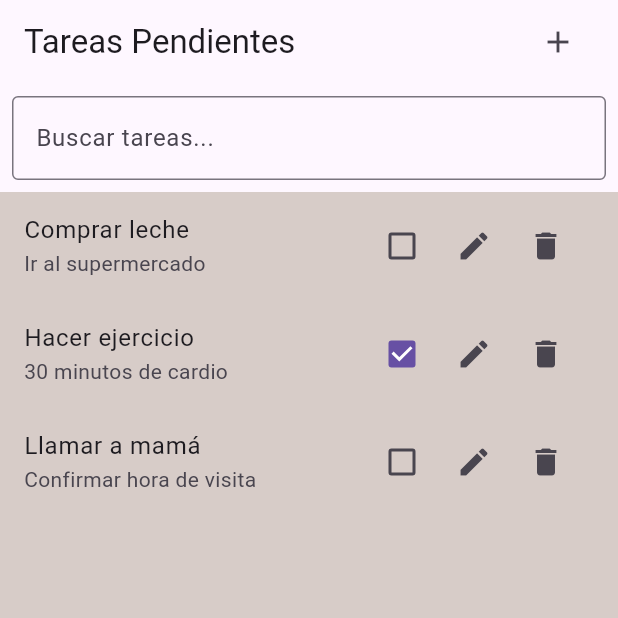
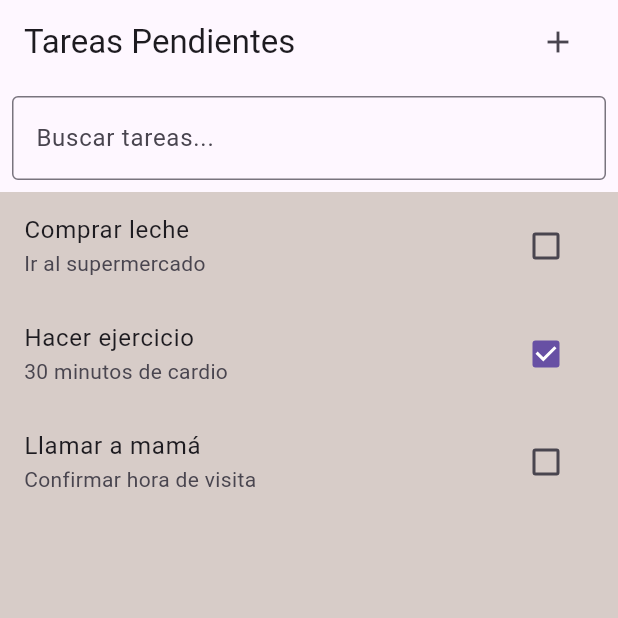
Before and after one commit to AncizarTorres19/task_manager, a Flutter app: the screen it shows after launch, on a phone screen of 412 x 824 dp, the top half of it. Run offline on Flutter 3.47's test engine with Material 3 defaults, Android fonts, the phone set to English and light mode, and no system bars.

Commit message:
refactor: Improve task removal functionality in TaskListScreen

```diff
--- a/lib/screen/task_list_screen.dart
+++ b/lib/screen/task_list_screen.dart
@@ -105,11 +105,23 @@ class _TaskListScreenState extends State<TaskListScreen> {
   }
 
   void _removeTask(int index) {
-    setState(() {
-      tasks.removeAt(index);
+    final removedTask = tasks.removeAt(index);
     _filterTasks(
         searchController.text); // Filtrar tareas después de eliminar una
+    ScaffoldMessenger.of(context).showSnackBar(
+      SnackBar(
+        content: Text('Tarea "${removedTask.title}" eliminada'),
+        action: SnackBarAction(
+          label: 'Deshacer',
+          onPressed: () {
+            setState(() {
+              tasks.insert(index, removedTask);
+              _filterTasks(searchController.text);
             });
+          },
+        ),
+      ),
+    );
   }
 
   @override
@@ -152,13 +164,15 @@ class _TaskListScreenState extends State<TaskListScreen> {
                       _removeTask(index);
                     },
                     background: Container(color: Colors.red),
+                    child: InkWell(
+                      onTap: () {
+                        // Mostrar dialogo de edición
+                        _showAddTaskDialog(task: filteredTasks[index]);
+                      },
                       child: ListTile(
                         title: Text(filteredTasks[index].title),
                         subtitle: Text(filteredTasks[index].description),
-                      trailing: Row(
-                        mainAxisSize: MainAxisSize.min,
-                        children: [
-                          Checkbox(
+                        trailing: Checkbox(
                           value: filteredTasks[index].isCompleted,
                           onChanged: (value) {
                             setState(() {
@@ -166,19 +180,6 @@ class _TaskListScreenState extends State<TaskListScreen> {
                             });
                           },
                         ),
-                          IconButton(
-                            icon: Icon(Icons.edit),
-                            onPressed: () {
-                              _showAddTaskDialog(task: filteredTasks[index]);
-                            },
-                          ),
-                          IconButton(
-                            icon: Icon(Icons.delete),
-                            onPressed: () {
-                              _removeTask(index);
-                            },
-                          ),
-                        ],
                       ),
                     ),
                   );
```
Lines whose indentation alone changed are shown as unchanged.
